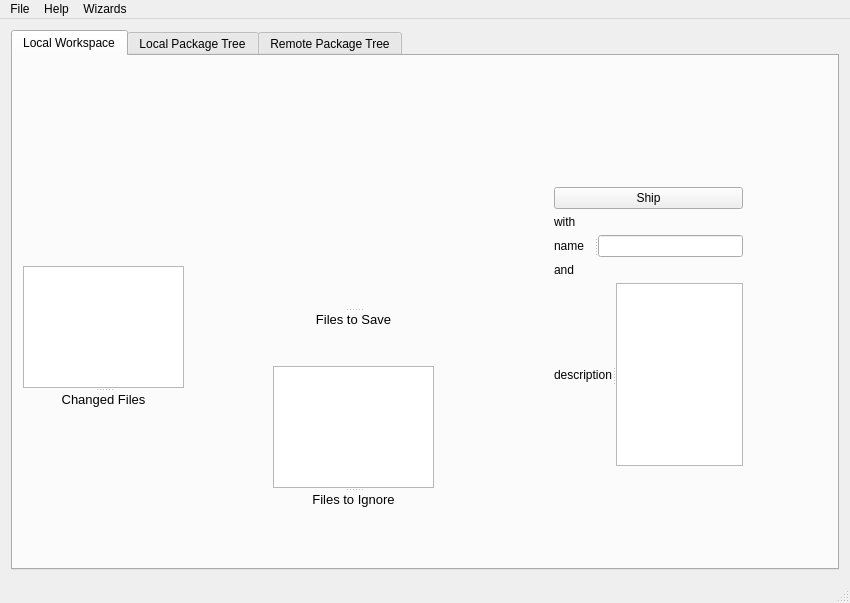
Old version of the form mainwindow.ui in the repository jgm/gitit.
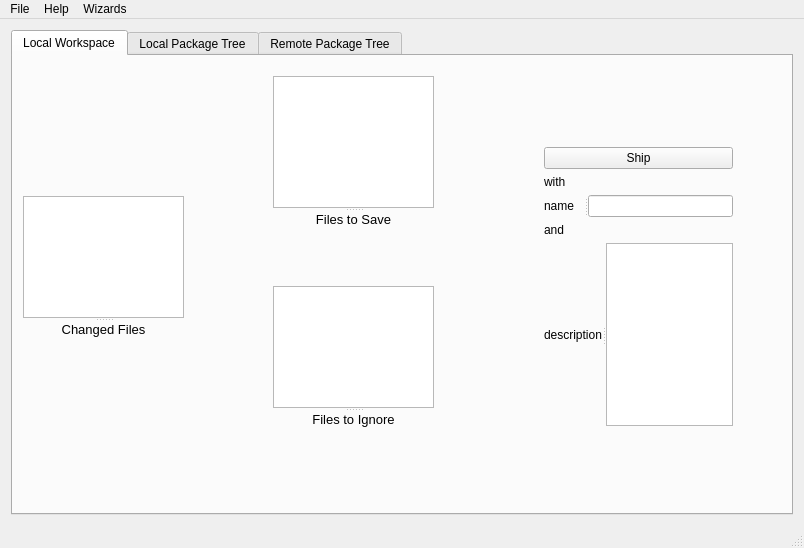
New version of the form. Icons and pictures are not drawn.

The edit to the form file:
```diff
--- a/mainwindow.ui
+++ b/mainwindow.ui
@@ -6,8 +6,8 @@
    <rect>
     <x>0</x>
     <y>0</y>
-    <width>850</width>
-    <height>603</height>
+    <width>804</width>
+    <height>548</height>
    </rect>
   </property>
   <property name="windowTitle">
@@ -32,8 +32,8 @@
          <widget class="QWidget" name="layoutWidget">
           <property name="geometry">
            <rect>
-            <x>530</x>
-            <y>120</y>
+            <x>520</x>
+            <y>80</y>
             <width>211</width>
             <height>301</height>
            </rect>
@@ -92,7 +92,7 @@
           <property name="geometry">
            <rect>
             <x>10</x>
-            <y>210</y>
+            <y>140</y>
             <width>161</width>
             <height>141</height>
            </rect>
@@ -121,7 +121,7 @@
           <property name="geometry">
            <rect>
             <x>260</x>
-            <y>120</y>
+            <y>20</y>
             <width>161</width>
             <height>151</height>
            </rect>
@@ -131,8 +131,7 @@
           </property>
           <widget class="QListView" name="listView_3">
            <property name="styleSheet">
-            <string notr="true">background: transparent;
-border: transparent;</string>
+            <string notr="true"/>
            </property>
           </widget>
           <widget class="QLabel" name="label_2">
@@ -149,7 +148,7 @@
           <property name="geometry">
            <rect>
             <x>260</x>
-            <y>310</y>
+            <y>230</y>
             <width>161</width>
             <height>141</height>
            </rect>
@@ -168,37 +167,6 @@
            </property>
           </widget>
          </widget>
-         <widget class="QLabel" name="box">
-          <property name="geometry">
-           <rect>
-            <x>210</x>
-            <y>30</y>
-            <width>261</width>
-            <height>231</height>
-           </rect>
-          </property>
-          <property name="contextMenuPolicy">
-           <enum>Qt::NoContextMenu</enum>
-          </property>
-          <property name="autoFillBackground">
-           <bool>false</bool>
-          </property>
-          <property name="styleSheet">
-           <string notr="true">background: transparent;</string>
-          </property>
-          <property name="frameShape">
-           <enum>QFrame::NoFrame</enum>
-          </property>
-          <property name="text">
-           <string/>
-          </property>
-          <property name="pixmap">
-           <pixmap>:/images/box.png</pixmap>
-          </property>
-          <property name="scaledContents">
-           <bool>true</bool>
-          </property>
-         </widget>
         </widget>
         <widget class="QWidget" name="localPackageTree">
          <attribute name="title">
@@ -328,7 +296,7 @@
     <rect>
      <x>0</x>
      <y>0</y>
-     <width>850</width>
+     <width>804</width>
      <height>25</height>
     </rect>
    </property>
```
